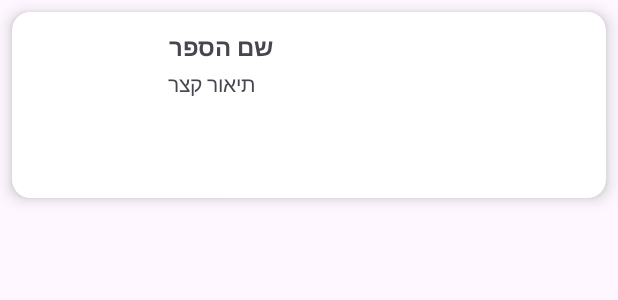
After one commit to noaeliya/FinalProMobile, an Android app: the layout item_book.xml on its own in the app's theme, with its tools: preview values and no code run, on a phone screen of 412 x 824 dp. The commit adds this screen. Shown: the top 300 px of the screen. Run offline under Robolectric (Android 15) with nearby library versions, the phone set to English and light mode, and no system bars.

Commit message:
SearchBookAPI

```diff
--- a/app/src/main/java/com/example/finalproject/MainActivity.kt
+++ b/app/src/main/java/com/example/finalproject/MainActivity.kt
@@ -55,7 +55,7 @@ class MainActivity : AppCompatActivity() {
                     true
                 }
                 R.id.action_search -> {
-
+                    findNavController(R.id.nav_host_fragment).navigate(R.id.SearchBookAPIFragment)
                     true
                 }
                 R.id.action_add -> {
--- a/app/src/main/java/com/example/finalproject/authFragment.kt
+++ b/app/src/main/java/com/example/finalproject/authFragment.kt
@@ -24,7 +24,7 @@ private const val ARG_PARAM2 = "param2"
 class authFragment : Fragment() {
     private var forSignUpBtn: TextView? = null
     private var signInBtn: Button? = null
-    private var _viewModel: viewModel? = null
+    private var _viewModel: ViewModel? = null
 
 
     override fun onCreateView(
--- a/app/src/main/java/com/example/finalproject/fragments/SignUpFragment.kt
+++ b/app/src/main/java/com/example/finalproject/fragments/SignUpFragment.kt
@@ -11,11 +11,11 @@ import android.widget.EditText
 import android.widget.Toast
 import androidx.lifecycle.ViewModelProvider
 import com.example.finalproject.R
-import com.example.finalproject.viewModel
+import com.example.finalproject.ViewModel
 
 class SignUpFragment : Fragment() {
 
-    private lateinit var _viewModel: viewModel
+    private lateinit var _viewModel: ViewModel
     private lateinit var registerBtn: Button
 
     override fun onCreateView(
@@ -28,7 +28,7 @@ class SignUpFragment : Fragment() {
     override fun onViewCreated(view: View, savedInstanceState: Bundle?) {
         super.onViewCreated(view, savedInstanceState)
 
-        _viewModel = ViewModelProvider(this).get(viewModel::class.java)
+        _viewModel = ViewModelProvider(this).get(ViewModel::class.java)
         registerBtn = view.findViewById(R.id.signUpBtn)
 
         _viewModel.authResult.observe(viewLifecycleOwner) { success ->
--- /dev/null
+++ b/app/src/main/res/layout/item_book.xml
@@ -0,0 +1,51 @@
+<?xml version="1.0" encoding="utf-8"?>
+<androidx.cardview.widget.CardView xmlns:android="http://schemas.android.com/apk/res/android"
+    xmlns:card_view="http://schemas.android.com/apk/res-auto"
+    android:layout_width="match_parent"
+    android:layout_height="wrap_content"
+    android:layout_margin="8dp"
+    card_view:cardCornerRadius="12dp"
+    card_view:cardElevation="6dp">
+
+    <LinearLayout
+        android:orientation="horizontal"
+        android:padding="12dp"
+        android:layout_width="match_parent"
+        android:layout_height="wrap_content">
+
+        <ImageView
+            android:id="@+id/bookImage"
+            android:layout_width="80dp"
+            android:layout_height="100dp"
+            android:scaleType="centerCrop"
+            android:layout_marginEnd="12dp" />
+
+        <LinearLayout
+            android:orientation="vertical"
+            android:layout_width="0dp"
+            android:layout_height="wrap_content"
+            android:layout_weight="1">
+
+            <TextView
+                android:id="@+id/bookTitle"
+                android:layout_width="wrap_content"
+                android:layout_height="wrap_content"
+                android:text="שם הספר"
+                android:textStyle="bold"
+                android:textSize="16sp"
+                android:maxLines="1"
+                android:ellipsize="end"/>
+
+            <TextView
+                android:id="@+id/bookDescription"
+                android:layout_width="wrap_content"
+                android:layout_height="wrap_content"
+                android:text="תיאור קצר"
+                android:textSize="14sp"
+                android:maxLines="3"
+                android:ellipsize="end"
+                android:layout_marginTop="4dp"/>
+        </LinearLayout>
+    </LinearLayout>
+
+</androidx.cardview.widget.CardView>
--- a/gradle/libs.versions.toml
+++ b/gradle/libs.versions.toml
@@ -29,6 +29,7 @@ auth = "23.2.0"
 
 playServicesMaps = "18.1.0"
 playServicesLocation = "21.0.1"
+lifecycleViewmodelAndroid = "2.8.7"
 
 
 
@@ -67,6 +68,7 @@ material-v160 = { module = "com.google.android.material:material", version.ref =
 material-vversion = { module = "com.google.android.material:material", version.ref = "materialVersion" }
 androidx-navigation-fragment = { group = "androidx.navigation", name = "navigation-fragment", version.ref = "navigationFragment" }
 firebase-firestore-ktx = { group = "com.google.firebase", name = "firebase-firestore-ktx", version.ref = "firebaseFirestoreKtx" }
+androidx-lifecycle-viewmodel-android = { group = "androidx.lifecycle", name = "lifecycle-viewmodel-android", version.ref = "lifecycleViewmodelAndroid" }
 
 [plugins]
 android-application = { id = "com.android.application", version.ref = "agp" }
```
Also changed, not shown: app/build.gradle.kts (+7 -3 lines), app/src/main/java/com/example/finalproject/AuthRepository.kt (renamed from app/src/main/java/com/example/finalproject/fragments/AuthRepository.kt, +28 -1 lines), app/src/main/java/com/example/finalproject/ViewModel.kt (renamed from app/src/main/java/com/example/finalproject/viewModel.kt, +24 -3 lines), app/src/main/java/com/example/finalproject/adapters/BooksAdapter.kt (added, +51 -0 lines), app/src/main/java/com/example/finalproject/entities/BookItem.kt (added, +7 -0 lines), app/src/main/java/com/example/finalproject/entities/BookResponse.kt (added, +7 -0 lines), app/src/main/java/com/example/finalproject/entities/ImageLinks.kt (added, +7 -0 lines), app/src/main/java/com/example/finalproject/entities/VolumeInfo.kt (added, +10 -0 lines), app/src/main/java/com/example/finalproject/fragments/BooksListFragment.kt (added, +51 -0 lines), app/src/main/java/com/example/finalproject/fragments/SearchBookAPIFragment.kt (added, +89 -0 lines), app/src/main/java/com/example/finalproject/http/GoogleBooksApi.kt (added, +16 -0 lines), app/src/main/java/com/example/finalproject/http/NetworkManager.kt (added, +19 -0 lines), app/src/main/res/layout/fragment_books_list.xml (added, +15 -0 lines), app/src/main/res/layout/fragment_search_book_a_p_i.xml (added, +28 -0 lines), 1 more files.
